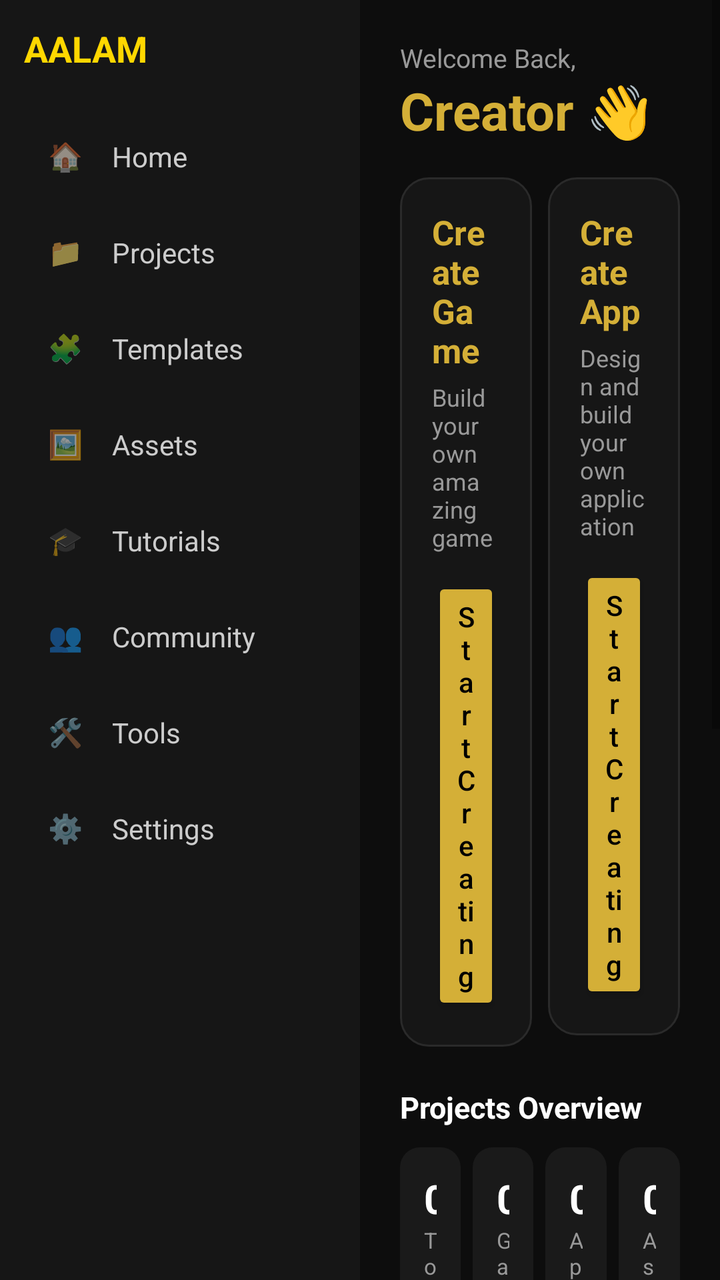
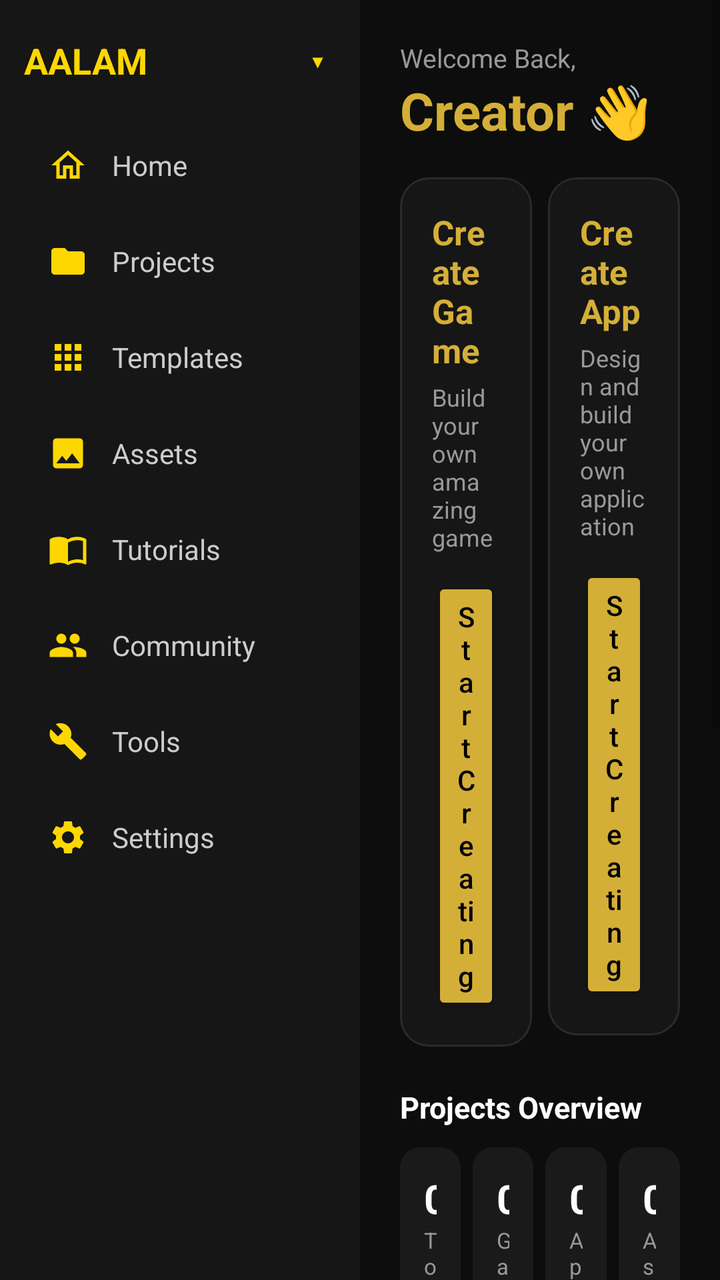

The first picture is an Android layout as it rendered before a commit; the second is the same layout after the commit. The layout source and the unified diff follow.
<!-- AndroidManifest.xml: application theme Theme.AalamStudio -->
<!-- res/layout/activity_main.xml -->
<?xml version="1.0" encoding="utf-8"?>
<LinearLayout xmlns:android="http://schemas.android.com/apk/res/android"
    android:layout_width="match_parent"
    android:layout_height="match_parent"
    android:orientation="horizontal"
    android:background="#0D0D0D">

    
    <LinearLayout
        android:layout_width="180dp"
        android:layout_height="match_parent"
        android:orientation="vertical"
        android:background="#161616"
        android:padding="12dp">

        <TextView
            android:layout_width="wrap_content"
            android:layout_height="wrap_content"
            android:text="AALAM"
            android:textColor="#FFD700"
            android:textSize="18sp"
            android:textStyle="bold"
            android:layout_marginBottom="20dp"/>

        <LinearLayout android:id="@+id/navHome" style="@style/SidebarRow">
            <TextView style="@style/SidebarIcon" android:text="🏠"/>
            <TextView android:id="@+id/labelHome" style="@style/SidebarLabel" android:text="@string/nav_home"/>
        </LinearLayout>
        <LinearLayout android:id="@+id/navProjects" style="@style/SidebarRow">
            <TextView style="@style/SidebarIcon" android:text="📁"/>
            <TextView android:id="@+id/labelProjects" style="@style/SidebarLabel" android:text="@string/nav_projects"/>
        </LinearLayout>
        <LinearLayout android:id="@+id/navTemplates" style="@style/SidebarRow">
            <TextView style="@style/SidebarIcon" android:text="🧩"/>
            <TextView android:id="@+id/labelTemplates" style="@style/SidebarLabel" android:text="@string/nav_templates"/>
        </LinearLayout>
        <LinearLayout android:id="@+id/navAssets" style="@style/SidebarRow">
            <TextView style="@style/SidebarIcon" android:text="🖼️"/>
            <TextView android:id="@+id/labelAssets" style="@style/SidebarLabel" android:text="@string/nav_assets"/>
        </LinearLayout>
        <LinearLayout android:id="@+id/navTutorials" style="@style/SidebarRow">
            <TextView style="@style/SidebarIcon" android:text="🎓"/>
            <TextView android:id="@+id/labelTutorials" style="@style/SidebarLabel" android:text="@string/nav_tutorials"/>
        </LinearLayout>
        <LinearLayout android:id="@+id/navCommunity" style="@style/SidebarRow">
            <TextView style="@style/SidebarIcon" android:text="👥"/>
            <TextView android:id="@+id/labelCommunity" style="@style/SidebarLabel" android:text="@string/nav_community"/>
        </LinearLayout>
        <LinearLayout android:id="@+id/navTools" style="@style/SidebarRow">
            <TextView style="@style/SidebarIcon" android:text="🛠️"/>
            <TextView android:id="@+id/labelTools" style="@style/SidebarLabel" android:text="@string/nav_tools"/>
        </LinearLayout>
        <LinearLayout android:id="@+id/navSettings" style="@style/SidebarRow">
            <TextView style="@style/SidebarIcon" android:text="⚙️"/>
            <TextView android:id="@+id/labelSettings" style="@style/SidebarLabel" android:text="@string/nav_settings"/>
        </LinearLayout>

    </LinearLayout>

    
    <FrameLayout
        android:layout_width="0dp"
        android:layout_height="match_parent"
        android:layout_weight="1">

        
        <ScrollView
            android:id="@+id/panelHome"
            android:layout_width="match_parent"
            android:layout_height="match_parent"
            android:visibility="visible">

            <LinearLayout
                android:layout_width="match_parent"
                android:layout_height="wrap_content"
                android:orientation="vertical"
                android:padding="20dp">

                <TextView
                    android:layout_width="wrap_content"
                    android:layout_height="wrap_content"
                    android:text="Welcome Back,"
                    android:textColor="@color/text_secondary"
                    android:textSize="13sp"/>

                <TextView
                    android:layout_width="wrap_content"
                    android:layout_height="wrap_content"
                    android:text="Creator 👋"
                    android:textColor="@color/gold"
                    android:textSize="26sp"
                    android:textStyle="bold"
                    android:layout_marginBottom="16dp"/>

                <LinearLayout
                    android:layout_width="match_parent"
                    android:layout_height="wrap_content"
                    android:orientation="horizontal"
                    android:layout_marginBottom="20dp">

                    <LinearLayout
                        android:layout_width="0dp"
                        android:layout_height="wrap_content"
                        android:layout_weight="1"
                        android:layout_marginEnd="8dp"
                        android:orientation="vertical"
                        android:background="@drawable/bg_card"
                        android:padding="16dp">

                        <TextView
                            android:layout_width="wrap_content"
                            android:layout_height="wrap_content"
                            android:text="Create Game"
                            android:textColor="@color/gold"
                            android:textSize="17sp"
                            android:textStyle="bold"/>

                        <TextView
                            android:layout_width="wrap_content"
                            android:layout_height="wrap_content"
                            android:layout_marginTop="4dp"
                            android:layout_marginBottom="12dp"
                            android:text="Build your own amazing game"
                            android:textColor="@color/text_secondary"
                            android:textSize="12sp"/>

                        <Button
                            android:id="@+id/btnCreateGame"
                            android:layout_width="wrap_content"
                            android:layout_height="wrap_content"
                            android:text="Start Creating"
                            android:textAllCaps="false"
                            android:backgroundTint="@color/gold"
                            android:textColor="#000000"/>

                    </LinearLayout>

                    <LinearLayout
                        android:layout_width="0dp"
                        android:layout_height="wrap_content"
                        android:layout_weight="1"
                        android:orientation="vertical"
                        android:background="@drawable/bg_card"
                        android:padding="16dp">

                        <TextView
                            android:layout_width="wrap_content"
                            android:layout_height="wrap_content"
                            android:text="Create App"
                            android:textColor="@color/gold"
                            android:textSize="17sp"
                            android:textStyle="bold"/>

                        <TextView
                            android:layout_width="wrap_content"
                            android:layout_height="wrap_content"
                            android:layout_marginTop="4dp"
                            android:layout_marginBottom="12dp"
                            android:text="Design and build your own application"
                            android:textColor="@color/text_secondary"
                            android:textSize="12sp"/>

                        <Button
                            android:id="@+id/btnCreateApp"
                            android:layout_width="wrap_content"
                            android:layout_height="wrap_content"
                            android:text="Start Creating"
                            android:textAllCaps="false"
                            android:backgroundTint="@color/gold"
                            android:textColor="#000000"/>

                    </LinearLayout>

                </LinearLayout>

                <TextView
                    android:layout_width="wrap_content"
                    android:layout_height="wrap_content"
                    android:text="Projects Overview"
                    android:textColor="@color/text_primary"
                    android:textSize="15sp"
                    android:textStyle="bold"
                    android:layout_marginBottom="10dp"/>

                <LinearLayout
                    android:layout_width="match_parent"
                    android:layout_height="wrap_content"
                    android:orientation="horizontal"
                    android:layout_marginBottom="20dp">

                    <LinearLayout android:layout_width="0dp" android:layout_height="wrap_content" android:layout_weight="1" android:layout_marginEnd="6dp" android:orientation="vertical" android:background="@drawable/bg_stat_card" android:padding="12dp">
                        <TextView android:id="@+id/statTotalProjects" android:layout_width="wrap_content" android:layout_height="wrap_content" android:text="0" android:textColor="@color/text_primary" android:textSize="20sp" android:textStyle="bold"/>
                        <TextView android:layout_width="wrap_content" android:layout_height="wrap_content" android:text="Total Projects" android:textColor="@color/text_secondary" android:textSize="11sp"/>
                    </LinearLayout>

                    <LinearLayout android:layout_width="0dp" android:layout_height="wrap_content" android:layout_weight="1" android:layout_marginEnd="6dp" android:orientation="vertical" android:background="@drawable/bg_stat_card" android:padding="12dp">
                        <TextView android:id="@+id/statGames" android:layout_width="wrap_content" android:layout_height="wrap_content" android:text="0" android:textColor="@color/text_primary" android:textSize="20sp" android:textStyle="bold"/>
                        <TextView android:layout_width="wrap_content" android:layout_height="wrap_content" android:text="Games" android:textColor="@color/text_secondary" android:textSize="11sp"/>
                    </LinearLayout>

                    <LinearLayout android:layout_width="0dp" android:layout_height="wrap_content" android:layout_weight="1" android:layout_marginEnd="6dp" android:orientation="vertical" android:background="@drawable/bg_stat_card" android:padding="12dp">
                        <TextView android:id="@+id/statApps" android:layout_width="wrap_content" android:layout_height="wrap_content" android:text="0" android:textColor="@color/text_primary" android:textSize="20sp" android:textStyle="bold"/>
                        <TextView android:layout_width="wrap_content" android:layout_height="wrap_content" android:text="Apps" android:textColor="@color/text_secondary" android:textSize="11sp"/>
                    </LinearLayout>

                    <LinearLayout android:layout_width="0dp" android:layout_height="wrap_content" android:layout_weight="1" android:orientation="vertical" android:background="@drawable/bg_stat_card" android:padding="12dp">
                        <TextView android:id="@+id/statAssets" android:layout_width="wrap_content" android:layout_height="wrap_content" android:text="0" android:textColor="@color/text_primary" android:textSize="20sp" android:textStyle="bold"/>
                        <TextView android:layout_width="wrap_content" android:layout_height="wrap_content" android:text="Assets" android:textColor="@color/text_secondary" android:textSize="11sp"/>
                    </LinearLayout>

                </LinearLayout>

                <TextView
                    android:layout_width="wrap_content"
                    android:layout_height="wrap_content"
                    android:text="Recent Projects"
                    android:textColor="@color/text_primary"
                    android:textSize="15sp"
                    android:textStyle="bold"
                    android:layout_marginBottom="10dp"/>

                <HorizontalScrollView
                    android:layout_width="match_parent"
                    android:layout_height="wrap_content"
                    android:scrollbars="none"
                    android:layout_marginBottom="20dp">

                    <LinearLayout
                        android:id="@+id/recentProjectsContainer"
                        android:layout_width="wrap_content"
                        android:layout_height="wrap_content"
                        android:orientation="horizontal">

                        <TextView
                            android:id="@+id/emptyProjectsText"
                            android:layout_width="wrap_content"
                            android:layout_height="wrap_content"
                            android:text="No projects yet — tap Create App or Create Game to start"
                            android:textColor="@color/text_secondary"
                            android:textSize="12sp"/>

                    </LinearLayout>
                </HorizontalScrollView>

                <TextView
                    android:layout_width="wrap_content"
                    android:layout_height="wrap_content"
                    android:text="Tools &amp; Resources"
                    android:textColor="@color/text_primary"
                    android:textSize="15sp"
                    android:textStyle="bold"
                    android:layout_marginBottom="10dp"/>

                <LinearLayout
                    android:layout_width="match_parent"
                    android:layout_height="wrap_content"
                    android:orientation="horizontal">

                    <LinearLayout android:layout_width="0dp" android:layout_height="wrap_content" android:layout_weight="1" android:layout_marginEnd="6dp" android:orientation="vertical" android:background="@drawable/bg_card" android:padding="10dp">
                        <TextView android:layout_width="wrap_content" android:layout_height="wrap_content" android:text="Templates" android:textColor="@color/text_primary" android:textSize="12sp" android:textStyle="bold"/>
                        <TextView android:layout_width="wrap_content" android:layout_height="wrap_content" android:text="200+" android:textColor="@color/text_secondary" android:textSize="10sp"/>
                    </LinearLayout>

                    <LinearLayout android:layout_width="0dp" android:layout_height="wrap_content" android:layout_weight="1" android:layout_marginEnd="6dp" android:orientation="vertical" android:background="@drawable/bg_card" android:padding="10dp">
                        <TextView android:layout_width="wrap_content" android:layout_height="wrap_content" android:text="Assets" android:textColor="@color/text_primary" android:textSize="12sp" android:textStyle="bold"/>
                        <TextView android:layout_width="wrap_content" android:layout_height="wrap_content" android:text="5000+" android:textColor="@color/text_secondary" android:textSize="10sp"/>
                    </LinearLayout>

                    <LinearLayout android:layout_width="0dp" android:layout_height="wrap_content" android:layout_weight="1" android:layout_marginEnd="6dp" android:orientation="vertical" android:background="@drawable/bg_card" android:padding="10dp">
                        <TextView android:layout_width="wrap_content" android:layout_height="wrap_content" android:text="Tutorials" android:textColor="@color/text_primary" android:textSize="12sp" android:textStyle="bold"/>
                        <TextView android:layout_width="wrap_content" android:layout_height="wrap_content" android:text="Learn" android:textColor="@color/text_secondary" android:textSize="10sp"/>
                    </LinearLayout>

                    <LinearLayout android:layout_width="0dp" android:layout_height="wrap_content" android:layout_weight="1" android:orientation="vertical" android:background="@drawable/bg_card" android:padding="10dp">
                        <TextView android:layout_width="wrap_content" android:layout_height="wrap_content" android:text="Community" android:textColor="@color/text_primary" android:textSize="12sp" android:textStyle="bold"/>
                        <TextView android:layout_width="wrap_content" android:layout_height="wrap_content" android:text="Connect" android:textColor="@color/text_secondary" android:textSize="10sp"/>
                    </LinearLayout>

                </LinearLayout>

            </LinearLayout>

        </ScrollView>

        
        <LinearLayout
            android:id="@+id/panelPlaceholder"
            android:layout_width="match_parent"
            android:layout_height="match_parent"
            android:orientation="vertical"
            android:gravity="center"
            android:padding="20dp"
            android:visibility="gone">

            <TextView
                android:id="@+id/placeholderTitle"
                android:layout_width="wrap_content"
                android:layout_height="wrap_content"
                android:text="Projects"
                android:textColor="#FFFFFF"
                android:textSize="22sp"
                android:textStyle="bold"/>

            <TextView
                android:layout_width="wrap_content"
                android:layout_height="wrap_content"
                android:layout_marginTop="8dp"
                android:text="Coming soon"
                android:textColor="#888888"
                android:textSize="14sp"/>

        </LinearLayout>

    </FrameLayout>

</LinearLayout>
<!-- resources referenced by this layout -->
<resources>
  <!-- unchanged entries left out for length: 21 -->
</resources>

<!-- the commit's change to res/layout/activity_main.xml (unified diff, before → after) -->
@@ -6,56 +6,92 @@
     android:background="#0D0D0D">
 
     
-    <LinearLayout
+    <ScrollView
         android:layout_width="180dp"
         android:layout_height="match_parent"
-        android:orientation="vertical"
         android:background="#161616"
-        android:padding="12dp">
-
-        <TextView
-            android:layout_width="wrap_content"
+        android:scrollbars="none">
+
+        <LinearLayout
+            android:layout_width="match_parent"
             android:layout_height="wrap_content"
-            android:text="AALAM"
-            android:textColor="#FFD700"
-            android:textSize="18sp"
-            android:textStyle="bold"
-            android:layout_marginBottom="20dp"/>
-
-        <LinearLayout android:id="@+id/navHome" style="@style/SidebarRow">
-            <TextView style="@style/SidebarIcon" android:text="🏠"/>
-            <TextView android:id="@+id/labelHome" style="@style/SidebarLabel" android:text="@string/nav_home"/>
+            android:orientation="vertical"
+            android:padding="12dp">
+
+            
+            <LinearLayout
+                android:layout_width="match_parent"
+                android:layout_height="wrap_content"
+                android:orientation="horizontal"
+                android:gravity="center_vertical"
+                android:layout_marginBottom="12dp">
+
+                <TextView
+                    android:layout_width="0dp"
+                    android:layout_height="wrap_content"
+                    android:layout_weight="1"
+                    android:text="AALAM"
+                    android:textColor="#FFD700"
+                    android:textSize="18sp"
+                    android:textStyle="bold"/>
+
+                <TextView
+                    android:id="@+id/toggleSidebar"
+                    android:layout_width="wrap_content"
+                    android:layout_height="wrap_content"
+                    android:text="▾"
+                    android:textColor="#FFD700"
+                    android:textSize="18sp"
+                    android:padding="6dp"/>
+
+            </LinearLayout>
+
+            
+            <LinearLayout
+                android:id="@+id/navListContainer"
+                android:layout_width="match_parent"
+                android:layout_height="wrap_content"
+                android:orientation="vertical"
+                android:visibility="visible">
+
+                <LinearLayout android:id="@+id/navHome" style="@style/SidebarRow">
+                    <ImageView style="@style/SidebarIcon" android:src="@drawable/ic_home"/>
+                    <TextView android:id="@+id/labelHome" style="@style/SidebarLabel" android:text="@string/nav_home"/>
+                </LinearLayout>
+                <LinearLayout android:id="@+id/navProjects" style="@style/SidebarRow">
+                    <ImageView style="@style/SidebarIcon" android:src="@drawable/ic_folder"/>
+                    <TextView android:id="@+id/labelProjects" style="@style/SidebarLabel" android:text="@string/nav_projects"/>
+                </LinearLayout>
+                <LinearLayout android:id="@+id/navTemplates" style="@style/SidebarRow">
+                    <ImageView style="@style/SidebarIcon" android:src="@drawable/ic_templates"/>
+                    <TextView android:id="@+id/labelTemplates" style="@style/SidebarLabel" android:text="@string/nav_templates"/>
+                </LinearLayout>
+                <LinearLayout android:id="@+id/navAssets" style="@style/SidebarRow">
+                    <ImageView style="@style/SidebarIcon" android:src="@drawable/ic_assets"/>
+                    <TextView android:id="@+id/labelAssets" style="@style/SidebarLabel" android:text="@string/nav_assets"/>
+                </LinearLayout>
+                <LinearLayout android:id="@+id/navTutorials" style="@style/SidebarRow">
+                    <ImageView style="@style/SidebarIcon" android:src="@drawable/ic_tutorials"/>
+                    <TextView android:id="@+id/labelTutorials" style="@style/SidebarLabel" android:text="@string/nav_tutorials"/>
+                </LinearLayout>
+                <LinearLayout android:id="@+id/navCommunity" style="@style/SidebarRow">
+                    <ImageView style="@style/SidebarIcon" android:src="@drawable/ic_community"/>
+                    <TextView android:id="@+id/labelCommunity" style="@style/SidebarLabel" android:text="@string/nav_community"/>
+                </LinearLayout>
+                <LinearLayout android:id="@+id/navTools" style="@style/SidebarRow">
+                    <ImageView style="@style/SidebarIcon" android:src="@drawable/ic_tools"/>
+                    <TextView android:id="@+id/labelTools" style="@style/SidebarLabel" android:text="@string/nav_tools"/>
+                </LinearLayout>
+                <LinearLayout android:id="@+id/navSettings" style="@style/SidebarRow">
+                    <ImageView style="@style/SidebarIcon" android:src="@drawable/ic_settings"/>
+                    <TextView android:id="@+id/labelSettings" style="@style/SidebarLabel" android:text="@string/nav_settings"/>
+                </LinearLayout>
+
+            </LinearLayout>
+
         </LinearLayout>
-        <LinearLayout android:id="@+id/navProjects" style="@style/SidebarRow">
-            <TextView style="@style/SidebarIcon" android:text="📁"/>
-            <TextView android:id="@+id/labelProjects" style="@style/SidebarLabel" android:text="@string/nav_projects"/>
-        </LinearLayout>
-        <LinearLayout android:id="@+id/navTemplates" style="@style/SidebarRow">
-            <TextView style="@style/SidebarIcon" android:text="🧩"/>
-            <TextView android:id="@+id/labelTemplates" style="@style/SidebarLabel" android:text="@string/nav_templates"/>
-        </LinearLayout>
-        <LinearLayout android:id="@+id/navAssets" style="@style/SidebarRow">
-            <TextView style="@style/SidebarIcon" android:text="🖼️"/>
-            <TextView android:id="@+id/labelAssets" style="@style/SidebarLabel" android:text="@string/nav_assets"/>
-        </LinearLayout>
-        <LinearLayout android:id="@+id/navTutorials" style="@style/SidebarRow">
-            <TextView style="@style/SidebarIcon" android:text="🎓"/>
-            <TextView android:id="@+id/labelTutorials" style="@style/SidebarLabel" android:text="@string/nav_tutorials"/>
-        </LinearLayout>
-        <LinearLayout android:id="@+id/navCommunity" style="@style/SidebarRow">
-            <TextView style="@style/SidebarIcon" android:text="👥"/>
-            <TextView android:id="@+id/labelCommunity" style="@style/SidebarLabel" android:text="@string/nav_community"/>
-        </LinearLayout>
-        <LinearLayout android:id="@+id/navTools" style="@style/SidebarRow">
-            <TextView style="@style/SidebarIcon" android:text="🛠️"/>
-            <TextView android:id="@+id/labelTools" style="@style/SidebarLabel" android:text="@string/nav_tools"/>
-        </LinearLayout>
-        <LinearLayout android:id="@+id/navSettings" style="@style/SidebarRow">
-            <TextView style="@style/SidebarIcon" android:text="⚙️"/>
-            <TextView android:id="@+id/labelSettings" style="@style/SidebarLabel" android:text="@string/nav_settings"/>
-        </LinearLayout>
-
-    </LinearLayout>
+
+    </ScrollView>
 
     
     <FrameLayout
<!-- resource entries referenced after the edit -->
@@ -1,5 +1,61 @@
 <!-- resources referenced by this layout -->
 <resources>
+  <!-- drawable ic_assets (drawable) -->
+  <vector xmlns:android="http://schemas.android.com/apk/res/android"
+      android:width="24dp" android:height="24dp"
+      android:viewportWidth="24" android:viewportHeight="24">
+      <path android:fillColor="#FFD700"
+          android:pathData="M21,19V5c0,-1.1 -0.9,-2 -2,-2H5C3.9,3 3,3.9 3,5v14c0,1.1 0.9,2 2,2h14c1.1,0 2,-0.9 2,-2zM8.5,13.5l2.5,3.01L14.5,12l4.5,6H5l3.5,-4.5z"/>
+  </vector>
+  <!-- drawable ic_community (drawable) -->
+  <vector xmlns:android="http://schemas.android.com/apk/res/android"
+      android:width="24dp" android:height="24dp"
+      android:viewportWidth="24" android:viewportHeight="24">
+      <path android:fillColor="#FFD700"
+          android:pathData="M16,11c1.66,0 2.99,-1.34 2.99,-3S17.66,5 16,5c-1.66,0 -3,1.34 -3,3S14.34,11 16,11zM8,11c1.66,0 2.99,-1.34 2.99,-3S9.66,5 8,5C6.34,5 5,6.34 5,8S6.34,11 8,11zM8,13c-2.33,0 -7,1.17 -7,3.5V19h14v-2.5C15,14.17 10.33,13 8,13zM16,13c-0.29,0 -0.62,0.02 -0.97,0.05c1.16,0.84 1.97,1.97 1.97,3.45V19h6v-2.5C23,14.17 18.33,13 16,13z"/>
+  </vector>
+  <!-- drawable ic_folder (drawable) -->
+  <vector xmlns:android="http://schemas.android.com/apk/res/android"
+      android:width="24dp" android:height="24dp"
+      android:viewportWidth="24" android:viewportHeight="24">
+      <path android:fillColor="#FFD700"
+          android:pathData="M10,4H4C2.9,4 2.01,4.9 2.01,6L2,18c0,1.1 0.9,2 2,2h16c1.1,0 2,-0.9 2,-2V8c0,-1.1 -0.9,-2 -2,-2h-8l-2,-2z"/>
+  </vector>
+  <!-- drawable ic_home (drawable) -->
+  <vector xmlns:android="http://schemas.android.com/apk/res/android"
+      android:width="24dp" android:height="24dp"
+      android:viewportWidth="24" android:viewportHeight="24">
+      <path android:fillColor="#FFD700"
+          android:pathData="M12,5.69l5,4.5V18h-2v-6H9v6H7v-7.81l5,-4.5M12,3L2,12h3v8h6v-6h2v6h6v-8h3L12,3z"/>
+  </vector>
+  <!-- drawable ic_settings (drawable) -->
+  <vector xmlns:android="http://schemas.android.com/apk/res/android"
+      android:width="24dp" android:height="24dp"
+      android:viewportWidth="24" android:viewportHeight="24">
+      <path android:fillColor="#FFD700"
+          android:pathData="M19.14,12.94c0.04,-0.3 0.06,-0.61 0.06,-0.94c0,-0.32 -0.02,-0.64 -0.07,-0.94l2.03,-1.58c0.18,-0.14 0.23,-0.41 0.12,-0.61l-1.92,-3.32c-0.12,-0.22 -0.37,-0.29 -0.59,-0.22l-2.39,0.96c-0.5,-0.38 -1.03,-0.7 -1.62,-0.94L14.4,2.81c-0.04,-0.24 -0.24,-0.41 -0.48,-0.41h-3.84c-0.24,0 -0.43,0.17 -0.47,0.41L9.25,5.35C8.66,5.59 8.12,5.92 7.63,6.29L5.24,5.33c-0.22,-0.08 -0.47,0 -0.59,0.22L2.74,8.87C2.62,9.08 2.66,9.34 2.86,9.48l2.03,1.58C4.84,11.36 4.8,11.69 4.8,12s0.02,0.64 0.07,0.94l-2.03,1.58c-0.18,0.14 -0.23,0.41 -0.12,0.61l1.92,3.32c0.12,0.22 0.37,0.29 0.59,0.22l2.39,-0.96c0.5,0.38 1.03,0.7 1.62,0.94l0.36,2.54c0.05,0.24 0.24,0.41 0.48,0.41h3.84c0.24,0 0.44,-0.17 0.47,-0.41l0.36,-2.54c0.59,-0.24 1.13,-0.56 1.62,-0.94l2.39,0.96c0.22,0.08 0.47,0 0.59,-0.22l1.92,-3.32c0.12,-0.22 0.07,-0.47 -0.12,-0.61L19.14,12.94zM12,15.6c-1.98,0 -3.6,-1.62 -3.6,-3.6s1.62,-3.6 3.6,-3.6s3.6,1.62 3.6,3.6S13.98,15.6 12,15.6z"/>
+  </vector>
+  <!-- drawable ic_templates (drawable) -->
+  <vector xmlns:android="http://schemas.android.com/apk/res/android"
+      android:width="24dp" android:height="24dp"
+      android:viewportWidth="24" android:viewportHeight="24">
+      <path android:fillColor="#FFD700"
+          android:pathData="M4,8h4V4H4v4zM10,20h4v-4h-4v4zM4,20h4v-4H4v4zM4,14h4v-4H4v4zM10,14h4v-4h-4v4zM16,4v4h4V4h-4zM10,8h4V4h-4v4zM16,14h4v-4h-4v4zM16,20h4v-4h-4v4z"/>
+  </vector>
+  <!-- drawable ic_tools (drawable) -->
+  <vector xmlns:android="http://schemas.android.com/apk/res/android"
+      android:width="24dp" android:height="24dp"
+      android:viewportWidth="24" android:viewportHeight="24">
+      <path android:fillColor="#FFD700"
+          android:pathData="M22.7,19l-9.1,-9.1c0.9,-2.3 0.4,-5 -1.5,-6.9c-2,-2 -5,-2.4 -7.4,-1.3L9,6l-3,3L1.6,4.7C0.4,7.1 0.9,10.1 2.9,12.1c1.9,1.9 4.6,2.4 6.9,1.5l9.1,9.1c0.4,0.4 1,0.4 1.4,0l2.3,-2.3C23.1,20 23.1,19.4 22.7,19z"/>
+  </vector>
+  <!-- drawable ic_tutorials (drawable) -->
+  <vector xmlns:android="http://schemas.android.com/apk/res/android"
+      android:width="24dp" android:height="24dp"
+      android:viewportWidth="24" android:viewportHeight="24">
+      <path android:fillColor="#FFD700"
+          android:pathData="M21,5c-1.11,-0.35 -2.33,-0.5 -3.5,-0.5c-1.95,0 -4.05,0.4 -5.5,1.5c-1.45,-1.1 -3.55,-1.5 -5.5,-1.5S2.45,4.9 1,6v14.65c0,0.25 0.25,0.5 0.5,0.5c0.1,0 0.15,-0.05 0.25,-0.05C3.1,20.45 5.05,20 6.5,20c1.95,0 4.05,0.4 5.5,1.5c1.35,-0.85 3.8,-1.5 5.5,-1.5c1.65,0 3.35,0.3 4.75,1.05c0.1,0.05 0.15,0.05 0.25,0.05c0.25,0 0.5,-0.25 0.5,-0.5V6C22.4,5.55 21.75,5.25 21,5zM21,18.5c-1.1,-0.35 -2.3,-0.5 -3.5,-0.5c-1.7,0 -4.15,0.65 -5.5,1.5V8c1.35,-0.85 3.8,-1.5 5.5,-1.5c1.2,0 2.4,0.15 3.5,0.5V18.5z"/>
+  </vector>
   <!-- unchanged entries left out for length: 21 -->
 </resources>
 
